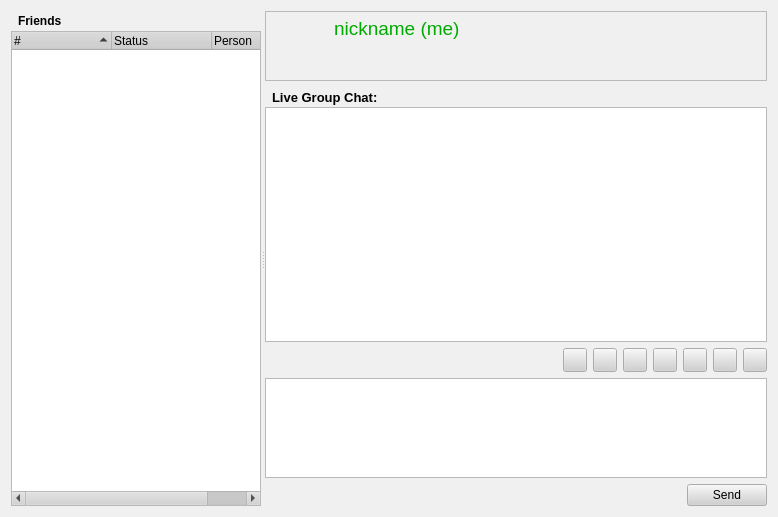
Before: the Qt Designer form retroshare-gui/src/gui/PeersDialog.ui in RetroShare/RetroShare, drawn with Qt 5.
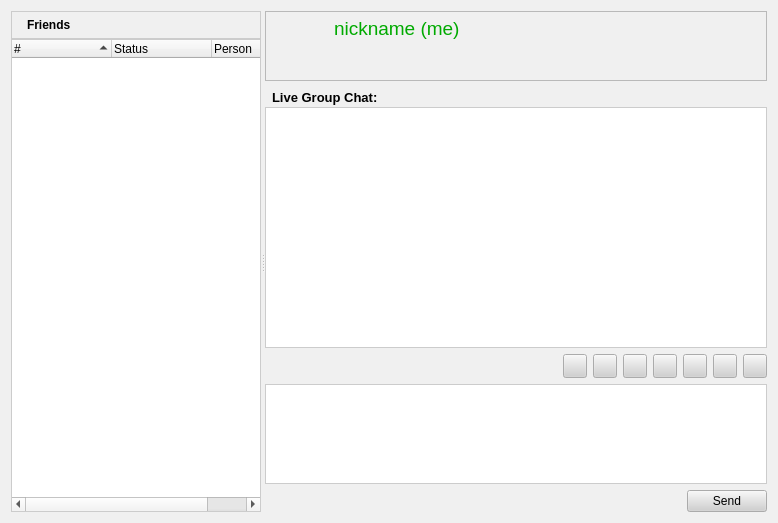
After: the same form once the commit is applied. Icons and pictures are not drawn.

Commit message: added new frame for the Top of Friendslist. added menu button "Add" for Add Friend/Create new Profile actions.

```diff
--- a/retroshare-gui/src/gui/PeersDialog.ui
+++ b/retroshare-gui/src/gui/PeersDialog.ui
@@ -7,7 +7,7 @@
     <x>0</x>
     <y>0</y>
     <width>778</width>
-    <height>517</height>
+    <height>523</height>
    </rect>
   </property>
   <property name="palette">
@@ -482,16 +482,40 @@
   <property name="contextMenuPolicy">
    <enum>Qt::NoContextMenu</enum>
   </property>
-  <layout class="QGridLayout" name="gridLayout_4">
+  <layout class="QGridLayout" name="gridLayout_5">
    <item row="0" column="0">
     <widget class="QSplitter" name="splitter">
      <property name="orientation">
       <enum>Qt::Horizontal</enum>
      </property>
      <widget class="QWidget" name="layoutWidget">
+      <layout class="QGridLayout" name="gridLayout_4">
+       <property name="horizontalSpacing">
+        <number>6</number>
+       </property>
+       <property name="verticalSpacing">
+        <number>0</number>
+       </property>
+       <item row="0" column="0">
+        <widget class="QFrame" name="frame_2">
+         <property name="styleSheet">
+          <string notr="true"> QFrame#frame_2{
+background-color: qlineargradient(x1:0, y1:0, x2:0, y2:1,
+                                       stop:0 #FEFEFE, stop:1 #E8E8E8);
+
+border: 1px solid #CCCCCC;}
+
+</string>
+         </property>
+         <property name="frameShape">
+          <enum>QFrame::StyledPanel</enum>
+         </property>
+         <property name="frameShadow">
+          <enum>QFrame::Raised</enum>
+         </property>
       <layout class="QGridLayout" name="gridLayout_2">
-       <property name="verticalSpacing">
-        <number>0</number>
+          <property name="margin">
+           <number>2</number>
        </property>
        <item row="0" column="0">
         <layout class="QGridLayout">
@@ -527,13 +551,39 @@
          </property>
          <property name="sizeHint" stdset="0">
           <size>
-           <width>168</width>
-           <height>20</height>
+              <width>123</width>
+              <height>13</height>
           </size>
          </property>
         </spacer>
        </item>
-       <item row="1" column="0" colspan="2">
+          <item row="0" column="2">
+           <widget class="QPushButton" name="menupushButton">
+            <property name="toolTip">
+             <string>Add</string>
+            </property>
+            <property name="text">
+             <string/>
+            </property>
+            <property name="icon">
+             <iconset resource="images.qrc">
+              <normaloff>:/images/edit_add24.png</normaloff>:/images/edit_add24.png</iconset>
+            </property>
+            <property name="iconSize">
+             <size>
+              <width>16</width>
+              <height>16</height>
+             </size>
+            </property>
+            <property name="flat">
+             <bool>true</bool>
+            </property>
+           </widget>
+          </item>
+         </layout>
+        </widget>
+       </item>
+       <item row="1" column="0">
         <widget class="QTreeWidget" name="peertreeWidget">
          <property name="sizePolicy">
           <sizepolicy hsizetype="MinimumExpanding" vsizetype="Expanding">
@@ -559,6 +609,10 @@
          <property name="acceptDrops">
           <bool>false</bool>
          </property>
+         <property name="styleSheet">
+          <string notr="true">QTreeWidget#peertreeWidget{border: 1px solid #CCCCCC;
+background: white;}</string>
+         </property>
          <property name="autoScroll">
           <bool>false</bool>
          </property>
@@ -779,6 +833,10 @@
            <property name="contextMenuPolicy">
             <enum>Qt::DefaultContextMenu</enum>
            </property>
+           <property name="styleSheet">
+            <string notr="true">QTextEdit#msgText{border: 1px solid #CCCCCC;
+background: white;}</string>
+           </property>
            <property name="undoRedoEnabled">
             <bool>false</bool>
            </property>
@@ -1013,6 +1071,10 @@
              <height>0</height>
             </size>
            </property>
+           <property name="styleSheet">
+            <string notr="true">QTextEdit#lineEdit{border: 1px solid #CCCCCC;
+}</string>
+           </property>
           </widget>
          </item>
         </layout>
```
Left out of the diff: 19 changed lines with no effect on the pictures. Lines whose indentation alone changed are shown as unchanged. The commit also changes 5 other files.
